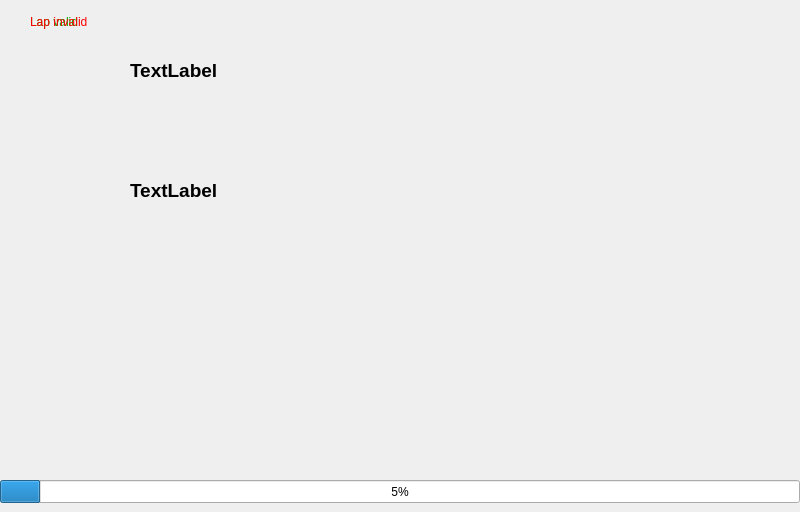
Old version of the form raceclient/mainwindow.ui in the repository pohar/racemonitor.
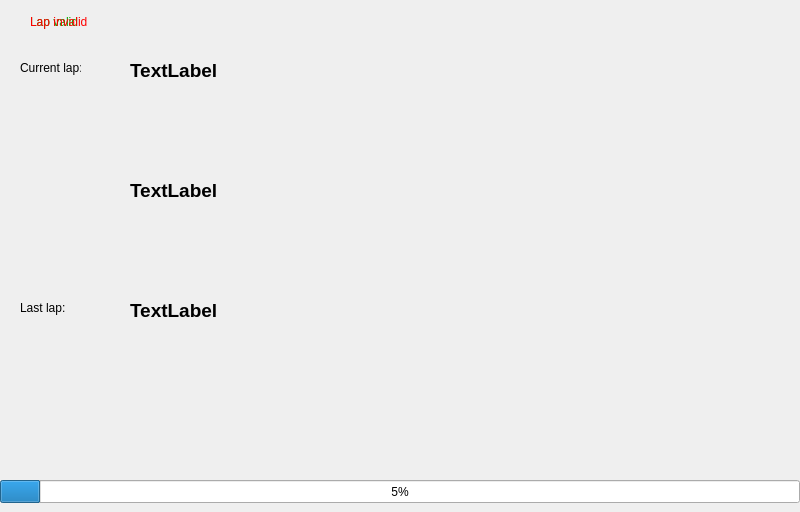
New version of the form.

Commit message: displaying times

Diff of the .ui file:
```diff
--- a/raceclient/mainwindow.ui
+++ b/raceclient/mainwindow.ui
@@ -75,7 +75,7 @@
      <rect>
       <x>130</x>
       <y>10</y>
-      <width>576</width>
+      <width>631</width>
       <height>120</height>
      </rect>
     </property>
@@ -92,7 +92,55 @@
      <string>TextLabel</string>
     </property>
    </widget>
-   <widget class="QLabel" name="label_BestLapTime">
+   <widget class="QLabel" name="label_LastLapTime">
+    <property name="geometry">
+     <rect>
+      <x>130</x>
+      <y>250</y>
+      <width>631</width>
+      <height>120</height>
+     </rect>
+    </property>
+    <property name="font">
+     <font>
+      <family>MS Shell Dlg 2</family>
+      <pointsize>14</pointsize>
+      <weight>75</weight>
+      <italic>false</italic>
+      <bold>true</bold>
+     </font>
+    </property>
+    <property name="text">
+     <string>TextLabel</string>
+    </property>
+   </widget>
+   <widget class="QLabel" name="label">
+    <property name="geometry">
+     <rect>
+      <x>20</x>
+      <y>60</y>
+      <width>61</width>
+      <height>16</height>
+     </rect>
+    </property>
+    <property name="text">
+     <string>Current lap:</string>
+    </property>
+   </widget>
+   <widget class="QLabel" name="label_2">
+    <property name="geometry">
+     <rect>
+      <x>20</x>
+      <y>300</y>
+      <width>61</width>
+      <height>16</height>
+     </rect>
+    </property>
+    <property name="text">
+     <string>Last lap:</string>
+    </property>
+   </widget>
+   <widget class="QLabel" name="label_DiffBestSelfTime">
     <property name="geometry">
      <rect>
       <x>130</x>
```
Left out of the diff: 2 changed lines with no effect on the pictures. The commit also changes 1 other file.
